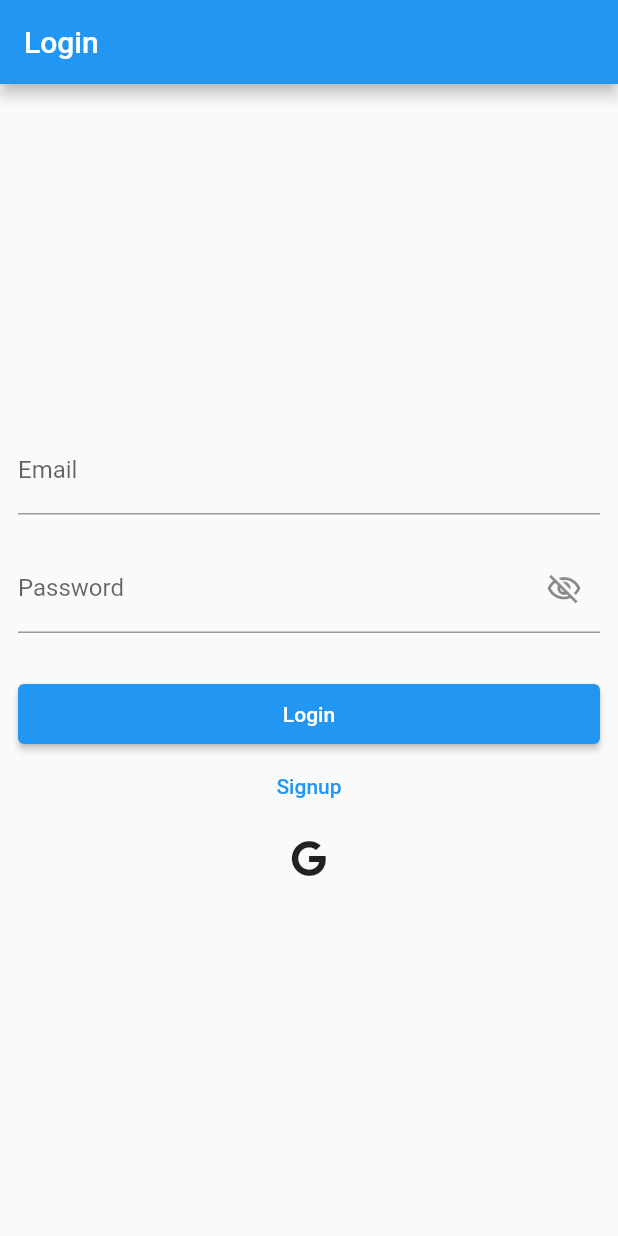
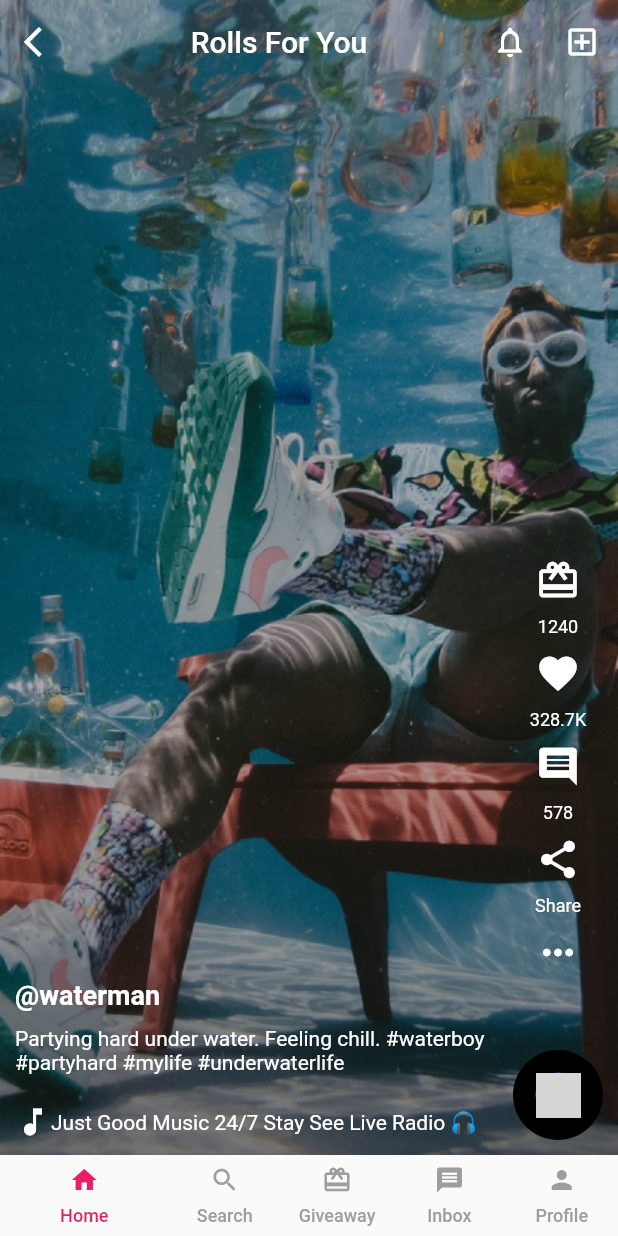
Before and after one commit to yashvala9/final_client_19-10, a Flutter app: the screen it shows after launch, on a phone screen of 412 x 824 dp. Run offline on Flutter 3.47's test engine with Material 2 defaults, Android fonts, the phone set to English and light mode, and no system bars; our stand-ins replace firebase_auth, firebase_core, font_awesome_flutter, get, google_sign_in, package_info_plus; accounts and stored records are empty; network calls fail; grey boxes are pictures that could not be loaded.

Commit message:
working on home page

```diff
--- a/lib/app/modules/homepage/home_page.dart
+++ /dev/null
@@ -1,24 +0,0 @@
-import 'package:flutter/material.dart';
-import 'package:get/get.dart';
-import 'package:reel_ro/services/auth_service.dart';
-
-class HomePage extends StatelessWidget {
-  HomePage({Key? key}) : super(key: key);
-  final _authService = Get.find<AuthService>();
-
-  @override
-  Widget build(BuildContext context) {
-    return Scaffold(
-      appBar: AppBar(
-        title: const Text("Homepage"),
-        actions: [
-          IconButton(
-              onPressed: () {
-                _authService.signOut();
-              },
-              icon: const Icon(Icons.power_settings_new_outlined))
-        ],
-      ),
-    );
-  }
-}
--- /dev/null
+++ b/lib/app/modules/homepage/homepage_controller.dart
@@ -0,0 +1,7 @@
+import 'package:firebase_auth/firebase_auth.dart';
+import 'package:get/get.dart';
+import 'package:google_sign_in/google_sign_in.dart';
+import 'package:reel_ro/app/routes/app_routes.dart';
+import 'package:reel_ro/repositories/auth_repository.dart';
+
+class HomePageController extends GetxController {}
--- /dev/null
+++ b/lib/app/modules/homepage/homepage_screen.dart
@@ -0,0 +1,148 @@
+import 'package:flutter/material.dart';
+import 'package:get/get.dart';
+import 'package:reel_ro/services/auth_service.dart';
+
+import '../../../utils/assets.dart';
+
+class HomePageScreen extends StatelessWidget {
+  HomePageScreen({Key? key}) : super(key: key);
+
+  @override
+  Widget build(BuildContext context) {
+    return Scaffold(
+      extendBodyBehindAppBar: true,
+      appBar: AppBar(
+        backgroundColor: Colors.transparent,
+        elevation: 0,
+        leading: IconButton(
+            icon: const Icon(Icons.arrow_back_ios), onPressed: () {}),
+        title: const Center(child: Text("Rolls For You")),
+        actions: [
+          IconButton(
+              icon: const Icon(Icons.notifications_none), onPressed: () {}),
+          IconButton(
+              icon: const Icon(Icons.add_box_outlined), onPressed: () {}),
+        ],
+      ),
+      body: Stack(
+        children: [
+          SizedBox(
+            width: double.infinity,
+            child: Image.asset(
+              Assets.homePageBackground,
+              fit: BoxFit.fitWidth,
+            ),
+          ),
+          Positioned(
+            right: 10,
+            bottom: 10,
+            // (Get.height / 2) - 50,
+            child: Column(
+              children: [
+                IconButton(
+                    icon: const Icon(
+                      Icons.card_giftcard,
+                      size: 30,
+                    ),
+                    color: Colors.white,
+                    onPressed: () {}),
+                const Text('1240',
+                    style: TextStyle(color: Colors.white, fontSize: 12)),
+                IconButton(
+                    icon: const Icon(
+                      Icons.favorite,
+                      size: 30,
+                    ),
+                    color: Colors.white,
+                    onPressed: () {}),
+                const Text('328.7K',
+                    style: TextStyle(color: Colors.white, fontSize: 12)),
+                IconButton(
+                    icon: const Icon(
+                      Icons.comment,
+                      size: 30,
+                    ),
+                    color: Colors.white,
+                    onPressed: () {}),
+                const Text('578',
+                    style: TextStyle(color: Colors.white, fontSize: 12)),
+                IconButton(
+                    icon: const Icon(
+                      Icons.share,
+                      size: 30,
+                    ),
+                    color: Colors.white,
+                    onPressed: () {}),
+                const Text('Share',
+                    style: TextStyle(color: Colors.white, fontSize: 12)),
+                IconButton(
+                    icon: const Icon(
+                      Icons.more_horiz,
+                      size: 30,
+                    ),
+                    color: Colors.white,
+                    onPressed: () {}),
+                SizedBox(
+                  height: Get.height * 0.05,
+                ),
+                CircleAvatar(
+                  radius: 30,
+                  backgroundColor: Colors.black,
+                  child: CircleAvatar(
+                    radius: 15,
+                    backgroundImage: NetworkImage(
+                        "https://firebasestorage.googleapis.com/v0/b/cucumia-369c1.appspot.com/o/images%2FMagazines%2F2022-06-17%2015%3A03%3A33.892_2022-06-17%2015%3A03%3A33.893.jpg?alt=media&token=75624798-52a6-4735-a422-092955a6aa3a"),
+                  ),
+                ),
+              ],
+            ),
+          ),
+          Positioned(
+            left: 10,
+            bottom: 10,
+            child: Column(
+              crossAxisAlignment: CrossAxisAlignment.start,
+              children: [
+                Text(
+                  '@waterman',
+                  style: TextStyle(
+                      color: Colors.white,
+                      fontWeight: FontWeight.bold,
+                      fontSize: 18),
+                ),
+                SizedBox(
+                  height: 10,
+                ),
+                Container(
+                  width: Get.width * 0.8,
+                  child: const Text(
+                    'Partying hard under water. Feeling chill. #waterboy #partyhard #mylife #underwaterlife',
+                    style: TextStyle(color: Colors.white),
+                  ),
+                ),
+                SizedBox(
+                  height: 20,
+                ),
+                Row(
+                  children: [
+                    Icon(
+                      Icons.music_note,
+                      color: Colors.white,
+                    ),
+                    Container(
+                      width: Get.width * 0.8,
+                      child: const Text(
+                        'Just Good Music 24/7 Stay See Live Radio 🎧',
+                        style: TextStyle(color: Colors.white),
+                      ),
+                    ),
+                  ],
+                ),
+              ],
+            ),
+          ),
+        ],
+      ),
+    );
+  }
+}
--- /dev/null
+++ b/lib/app/modules/navigation_bar/navigation_bar_controller.dart
@@ -0,0 +1,13 @@
+import 'package:firebase_auth/firebase_auth.dart';
+import 'package:get/get.dart';
+import 'package:google_sign_in/google_sign_in.dart';
+import 'package:reel_ro/app/routes/app_routes.dart';
+import 'package:reel_ro/repositories/auth_repository.dart';
+
+class NavigationBarController extends GetxController {
+  var tabIndex = 0.obs;
+
+  void changeTabIndex(int index) {
+    tabIndex.value = index;
+  }
+}
--- /dev/null
+++ b/lib/app/modules/navigation_bar/navigation_bar_screen.dart
@@ -0,0 +1,120 @@
+import 'package:flutter/material.dart';
+import 'package:font_awesome_flutter/font_awesome_flutter.dart';
+import 'package:get/get.dart';
+import 'package:reel_ro/app/modules/auth/login_screen.dart';
+import 'package:reel_ro/app/modules/auth/signup_screen.dart';
+import 'package:reel_ro/app/modules/splash/splash_screen.dart';
+import 'package:reel_ro/app/routes/app_routes.dart';
+import 'package:reel_ro/services/auth_service.dart';
+import 'package:reel_ro/widgets/loading.dart';
+
+import '../homepage/homepage_screen.dart';
+import 'navigation_bar_controller.dart';
+
+class NavigationBarScreen extends StatelessWidget {
+  NavigationBarScreen({Key? key}) : super(key: key);
+  final TextStyle unselectedLabelStyle = TextStyle(
+      color: Colors.white.withOpacity(0.5),
+      fontWeight: FontWeight.w500,
+      fontSize: 12);
+
+  final TextStyle selectedLabelStyle = const TextStyle(
+      color: Colors.white, fontWeight: FontWeight.w500, fontSize: 12);
+
+  buildBottomNavigationMenu(context, landingPageController) {
+    return Obx(() => MediaQuery(
+        data: MediaQuery.of(context).copyWith(textScaleFactor: 1.0),
+        child: SizedBox(
+          height: 54,
+          child: BottomNavigationBar(
+            showUnselectedLabels: true,
+            showSelectedLabels: true,
+            onTap: landingPageController.changeTabIndex,
+            currentIndex: landingPageController.tabIndex.value,
+            // backgroundColor: const Color.fromRGBO(36, 54, 101, 1.0),
+            unselectedItemColor: Colors.grey,
+            selectedItemColor: Colors.pink,
+            unselectedLabelStyle: unselectedLabelStyle,
+            selectedLabelStyle: selectedLabelStyle,
+            items: [
+              BottomNavigationBarItem(
+                icon: Container(
+                  // width: 5,
+                  margin: const EdgeInsets.only(bottom: 7),
+                  child: const Icon(
+                    Icons.home,
+                    size: 20.0,
+                  ),
+                ),
+                label: 'Home',
+                // backgroundColor: Colors.grey,
+              ),
+              BottomNavigationBarItem(
+                icon: Container(
+                  margin: const EdgeInsets.only(bottom: 7),
+                  child: const Icon(
+                    Icons.search,
+                    size: 20.0,
+                  ),
+                ),
+                label: 'Search',
+                // backgroundColor: Colors.grey,
+              ),
+              BottomNavigationBarItem(
+                icon: Container(
+                  margin: const EdgeInsets.only(bottom: 7),
+                  child: const Icon(
+                    Icons.card_giftcard,
+                    size: 20.0,
+                  ),
+                ),
+                label: 'Giveaway',
+                // backgroundColor: Colors.grey,
+              ),
+              BottomNavigationBarItem(
+                icon: Container(
+                  margin: const EdgeInsets.only(bottom: 7),
+                  child: const Icon(
+                    Icons.message,
+                    size: 20.0,
+                  ),
+                ),
+                label: 'Inbox',
+                // backgroundColor: Colors.grey,
+              ),
+              BottomNavigationBarItem(
+                icon: Container(
+                  margin: const EdgeInsets.only(bottom: 7),
+                  child: const Icon(
+                    Icons.person,
+                    size: 20.0,
+                  ),
+                ),
+                label: 'Profile',
+                // backgroundColor: Colors.grey,
+              ),
+            ],
+          ),
+        )));
+  }
+
+  @override
+  Widget build(BuildContext context) {
+    final NavigationBarController controller =
+        Get.put(NavigationBarController());
+    return SafeArea(
+        child: Scaffold(
+      bottomNavigationBar: buildBottomNavigationMenu(context, controller),
+      body: Obx(() => IndexedStack(
+            index: controller.tabIndex.value,
+            children: [
+              HomePageScreen(),
+              SignupScreen(),
+              LoginScreen(),
+              SignupScreen(),
+              LoginScreen(),
+            ],
+          )),
+    ));
+  }
+}
--- a/lib/app/routes/app_page.dart
+++ b/lib/app/routes/app_page.dart
@@ -1,12 +1,13 @@
 import 'package:get/get.dart';
 import 'package:reel_ro/app/modules/auth/signup_screen.dart';
+import 'package:reel_ro/app/modules/navigation_bar/navigation_bar_screen.dart';
 import 'package:reel_ro/app/modules/splash/splash_screen.dart';
 import 'package:reel_ro/app/routes/app_routes.dart';
 import '../modules/auth/login_screen.dart';
-import '../modules/homepage/home_page.dart';
+import '../modules/homepage/homepage_screen.dart';
 
 class AppPages {
-  static const initial = AppRoutes.splash;
+  static const initial = AppRoutes.navigationBar;
 
   static final routes = [
     GetPage(
@@ -19,11 +20,15 @@ class AppPages {
     ),
     GetPage(
       name: AppRoutes.home,
-      page: () => HomePage(),
+      page: () => HomePageScreen(),
     ),
     GetPage(
       name: AppRoutes.signup,
       page: () => SignupScreen(),
     ),
+    GetPage(
+      name: AppRoutes.navigationBar,
+      page: () => NavigationBarScreen(),
+    ),
   ];
 }
--- a/lib/app/routes/app_routes.dart
+++ b/lib/app/routes/app_routes.dart
@@ -1,7 +1,8 @@
-class AppRoutes{
+class AppRoutes {
   static const home = '/home';
   static const splash = '/splash';
   static const dashboard = '/dashboard';
   static const login = '/login';
   static const signup = '/signup';
+  static const navigationBar = '/navigation_bar';
 }
--- a/lib/utils/assets.dart
+++ b/lib/utils/assets.dart
@@ -1,3 +1,5 @@
 class Assets {
   static const reelRo = 'assets/reelro.png';
+  static const music = 'assets/music.png';
+  static const homePageBackground = 'assets/homePageBackground.png';
 }
```
Also changed, not shown: assets/homePageBackground.png (added), assets/music.png (added), lib/app/modules/homepage/homepage_binding.dart (added), lib/app/modules/navigation_bar/navigation_bar_binding.dart (added).
